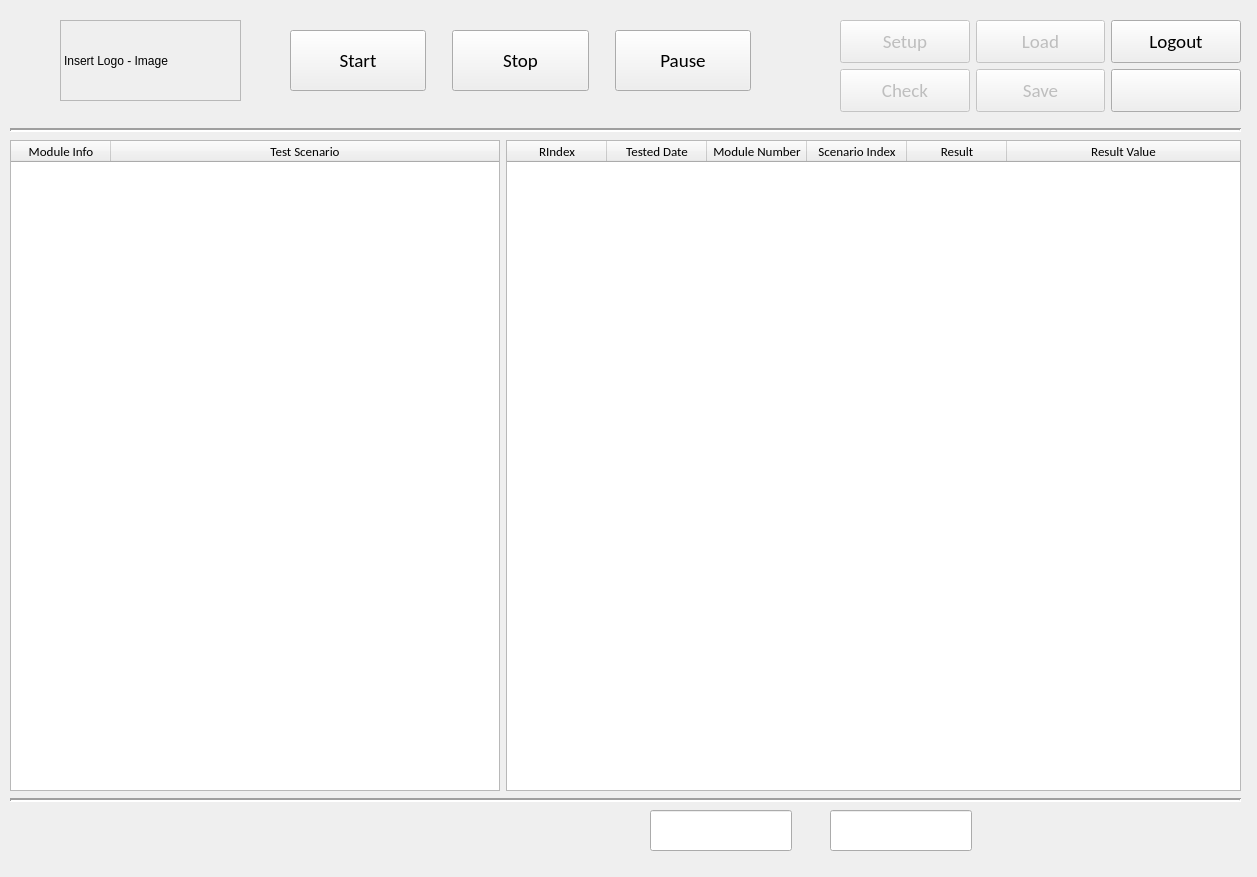
The window that siteApps/CDMSTester/CDMSTesterApp/project/Tester.ui (Sangil-Lee/Work) describes before a commit, drawn with Qt 5.
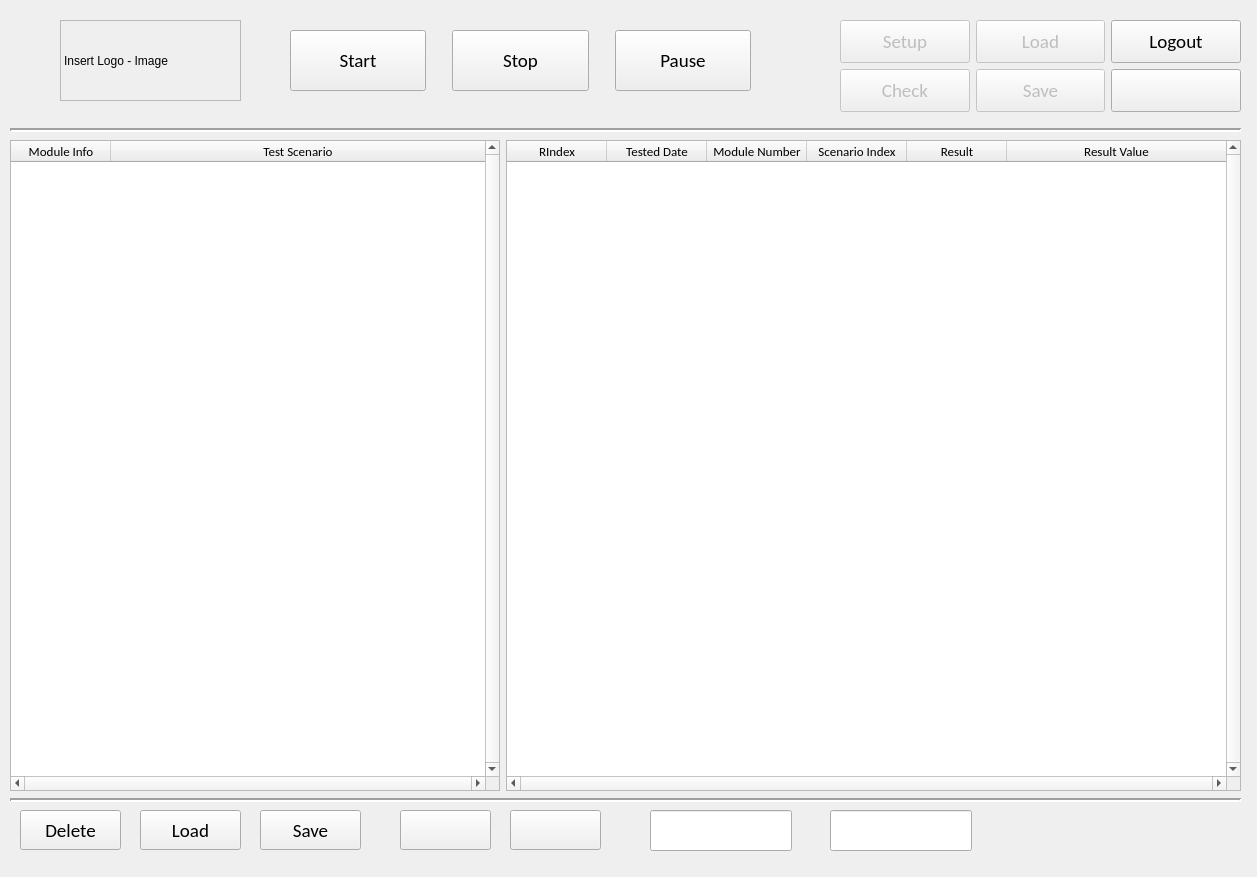
The same window after the commit. Icons and pictures are not drawn. Custom widgets are drawn as their Qt base class.

What changed in the file:
```diff
--- a/siteApps/CDMSTester/CDMSTesterApp/project/Tester.ui
+++ b/siteApps/CDMSTester/CDMSTesterApp/project/Tester.ui
@@ -531,6 +531,18 @@
         <pointsize>10</pointsize>
        </font>
       </property>
+      <property name="verticalScrollBarPolicy">
+       <enum>Qt::ScrollBarAlwaysOn</enum>
+      </property>
+      <property name="horizontalScrollBarPolicy">
+       <enum>Qt::ScrollBarAlwaysOn</enum>
+      </property>
+      <property name="dragEnabled">
+       <bool>true</bool>
+      </property>
+      <property name="dragDropMode">
+       <enum>QAbstractItemView::DragDrop</enum>
+      </property>
       <attribute name="horizontalHeaderCascadingSectionResizes">
        <bool>true</bool>
       </attribute>
@@ -563,6 +575,15 @@
         <pointsize>10</pointsize>
        </font>
       </property>
+      <property name="verticalScrollBarPolicy">
+       <enum>Qt::ScrollBarAlwaysOn</enum>
+      </property>
+      <property name="horizontalScrollBarPolicy">
+       <enum>Qt::ScrollBarAlwaysOn</enum>
+      </property>
+      <property name="dragDropMode">
+       <enum>QAbstractItemView::DropOnly</enum>
+      </property>
       <attribute name="horizontalHeaderStretchLastSection">
        <bool>true</bool>
       </attribute>
@@ -603,6 +624,190 @@
     </item>
    </layout>
   </widget>
+  <widget class="QPushButton" name="scen_delete">
+   <property name="enabled">
+    <bool>true</bool>
+   </property>
+   <property name="geometry">
+    <rect>
+     <x>20</x>
+     <y>810</y>
+     <width>101</width>
+     <height>40</height>
+    </rect>
+   </property>
+   <property name="sizePolicy">
+    <sizepolicy hsizetype="Minimum" vsizetype="Expanding">
+     <horstretch>0</horstretch>
+     <verstretch>0</verstretch>
+    </sizepolicy>
+   </property>
+   <property name="font">
+    <font>
+     <family>Calibri</family>
+     <pointsize>14</pointsize>
+    </font>
+   </property>
+   <property name="text">
+    <string>Delete</string>
+   </property>
+   <property name="icon">
+    <iconset>
+     <normaloff>../../bin/windows-x64-mingw/delete.png</normaloff>../../bin/windows-x64-mingw/delete.png</iconset>
+   </property>
+   <property name="iconSize">
+    <size>
+     <width>24</width>
+     <height>24</height>
+    </size>
+   </property>
+  </widget>
+  <widget class="QPushButton" name="save_2">
+   <property name="enabled">
+    <bool>true</bool>
+   </property>
+   <property name="geometry">
+    <rect>
+     <x>260</x>
+     <y>810</y>
+     <width>101</width>
+     <height>40</height>
+    </rect>
+   </property>
+   <property name="sizePolicy">
+    <sizepolicy hsizetype="Minimum" vsizetype="Expanding">
+     <horstretch>0</horstretch>
+     <verstretch>0</verstretch>
+    </sizepolicy>
+   </property>
+   <property name="font">
+    <font>
+     <family>Calibri</family>
+     <pointsize>14</pointsize>
+    </font>
+   </property>
+   <property name="text">
+    <string>Save</string>
+   </property>
+   <property name="icon">
+    <iconset>
+     <normaloff>../../bin/windows-x64-mingw/save-50.png</normaloff>../../bin/windows-x64-mingw/save-50.png</iconset>
+   </property>
+   <property name="iconSize">
+    <size>
+     <width>24</width>
+     <height>24</height>
+    </size>
+   </property>
+  </widget>
+  <widget class="QPushButton" name="logout_2">
+   <property name="geometry">
+    <rect>
+     <x>400</x>
+     <y>810</y>
+     <width>91</width>
+     <height>40</height>
+    </rect>
+   </property>
+   <property name="sizePolicy">
+    <sizepolicy hsizetype="Minimum" vsizetype="Expanding">
+     <horstretch>0</horstretch>
+     <verstretch>0</verstretch>
+    </sizepolicy>
+   </property>
+   <property name="font">
+    <font>
+     <family>Calibri</family>
+     <pointsize>14</pointsize>
+    </font>
+   </property>
+   <property name="text">
+    <string/>
+   </property>
+   <property name="icon">
+    <iconset>
+     <normaloff>../../bin/windows-x64-mingw/double-right.png</normaloff>../../bin/windows-x64-mingw/double-right.png</iconset>
+   </property>
+   <property name="iconSize">
+    <size>
+     <width>16</width>
+     <height>16</height>
+    </size>
+   </property>
+  </widget>
+  <widget class="QPushButton" name="logout_3">
+   <property name="geometry">
+    <rect>
+     <x>510</x>
+     <y>810</y>
+     <width>91</width>
+     <height>40</height>
+    </rect>
+   </property>
+   <property name="sizePolicy">
+    <sizepolicy hsizetype="Minimum" vsizetype="Expanding">
+     <horstretch>0</horstretch>
+     <verstretch>0</verstretch>
+    </sizepolicy>
+   </property>
+   <property name="font">
+    <font>
+     <family>Calibri</family>
+     <pointsize>14</pointsize>
+    </font>
+   </property>
+   <property name="text">
+    <string/>
+   </property>
+   <property name="icon">
+    <iconset>
+     <normaloff>../../bin/windows-x64-mingw/double-left.png</normaloff>../../bin/windows-x64-mingw/double-left.png</iconset>
+   </property>
+   <property name="iconSize">
+    <size>
+     <width>16</width>
+     <height>16</height>
+    </size>
+   </property>
+  </widget>
+  <widget class="QPushButton" name="load_2">
+   <property name="enabled">
+    <bool>true</bool>
+   </property>
+   <property name="geometry">
+    <rect>
+     <x>140</x>
+     <y>810</y>
+     <width>101</width>
+     <height>40</height>
+    </rect>
+   </property>
+   <property name="sizePolicy">
+    <sizepolicy hsizetype="Minimum" vsizetype="Expanding">
+     <horstretch>0</horstretch>
+     <verstretch>0</verstretch>
+    </sizepolicy>
+   </property>
+   <property name="font">
+    <font>
+     <family>Calibri</family>
+     <pointsize>14</pointsize>
+    </font>
+   </property>
+   <property name="text">
+    <string>Load</string>
+   </property>
+   <property name="icon">
+    <iconset>
+     <normaloff>../../bin/windows-x64-mingw/load-50.png</normaloff>../../bin/windows-x64-mingw/load-50.png</iconset>
+   </property>
+   <property name="iconSize">
+    <size>
+     <width>32</width>
+     <height>32</height>
+    </size>
+   </property>
+  </widget>
  </widget>
  <customwidgets>
   <customwidget>
```
Left out of the diff: 6 changed lines with no effect on the pictures.
